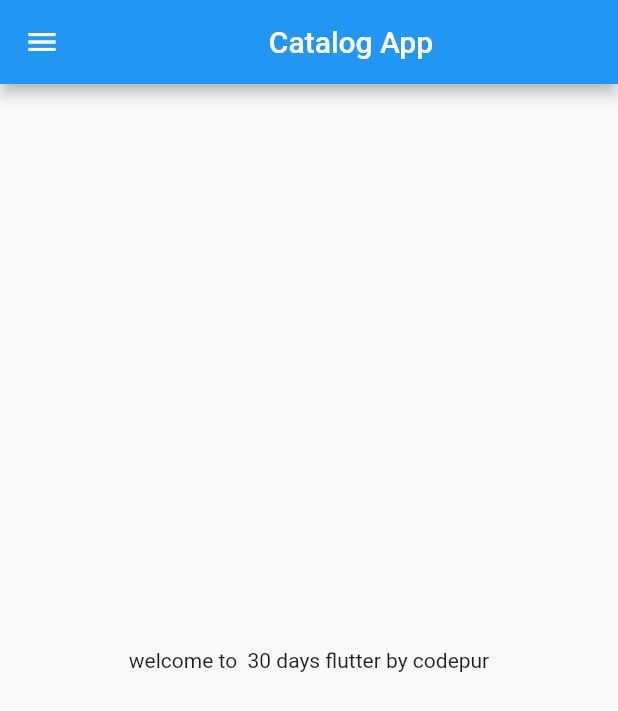
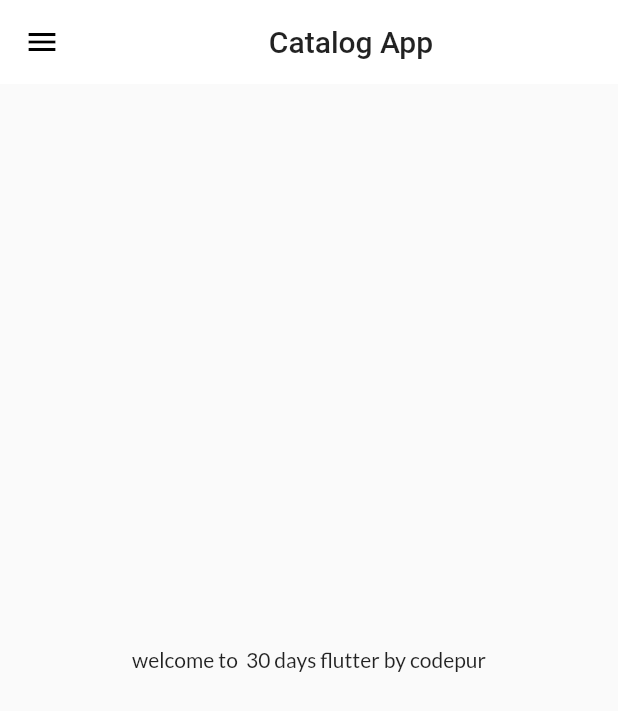
Before and after one commit to nik8424/FlutterApp, a Flutter app: the screen it shows after launch, on a phone screen of 412 x 824 dp. Shown: the top 711 px of the screen. Run offline on Flutter 3.47's test engine with Material 2 defaults, Android fonts, the phone set to English and light mode, and no system bars; our stand-ins replace google_fonts.

Commit message:
day 9 completed

```diff
--- a/lib/main.dart
+++ b/lib/main.dart
@@ -2,7 +2,7 @@ import 'package:flutter/material.dart';
 import 'package:flutter_application_1/pages/home_page.dart';
 import 'package:flutter_application_1/pages/login_page.dart';
 import 'package:flutter_application_1/utils/routes.dart';
-
+import 'package:flutter_application_1/widgets/themes.dart';
 
 void main() {
   runApp(MyApp());
@@ -15,11 +15,9 @@ class MyApp extends StatelessWidget {
   Widget build(BuildContext context) {
     return MaterialApp(
       themeMode: ThemeMode.light,
-      // theme: ,
+      theme: MyTheme.lightTheme(context),
+      darkTheme: MyTheme.darkTheme(context),
       debugShowCheckedModeBanner: false,
-      darkTheme: ThemeData(
-        brightness: Brightness.dark,
-      ),
       initialRoute: MyRoutes.homeRoute,
       routes: {
         "/": (context) => LoginPage(),
--- a/lib/widgets/themes.dart
+++ b/lib/widgets/themes.dart
@@ -11,4 +11,8 @@ class MyTheme {
         iconTheme: const IconThemeData(color: Colors.black),
         textTheme: Theme.of(context).textTheme,
       ));
+
+  static ThemeData darkTheme(BuildContext context) => ThemeData(
+        brightness: Brightness.dark,
+      );
 }
```
